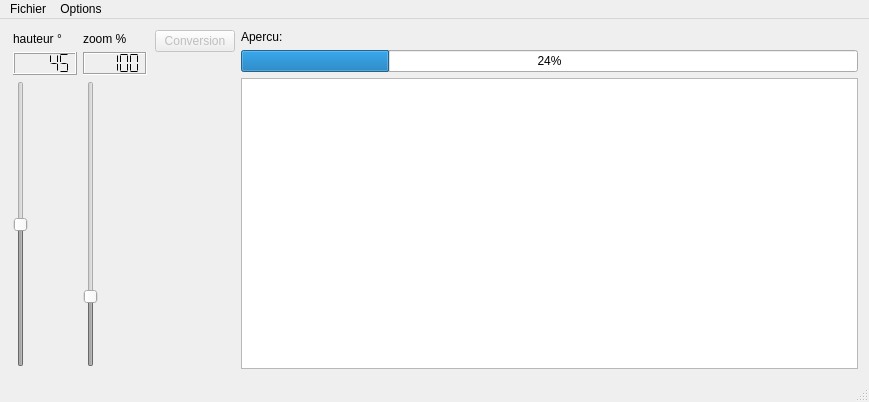
The window that mainwindow.ui (havetc/OpenFish) describes before a commit, drawn with Qt 5.
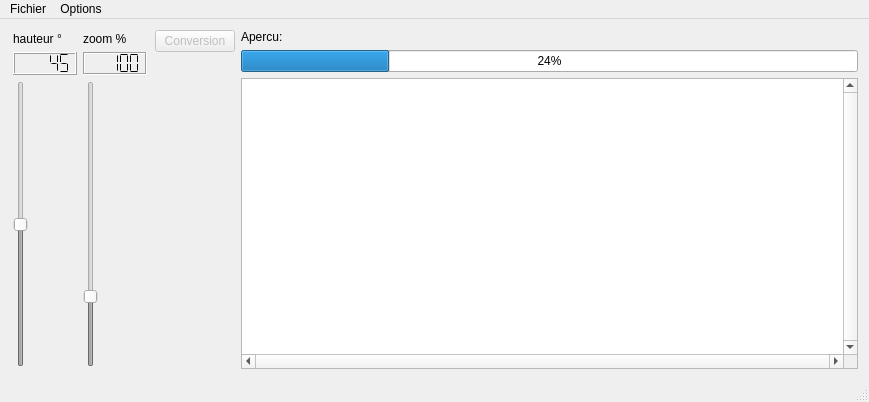
The same window after the commit.

Commit message: Ajout de la fenetre de selection de la resolution

Diff of the .ui file:
```diff
--- a/mainwindow.ui
+++ b/mainwindow.ui
@@ -208,11 +208,32 @@
          <bool>true</bool>
         </property>
         <property name="sizePolicy">
-         <sizepolicy hsizetype="Expanding" vsizetype="Expanding">
+         <sizepolicy hsizetype="MinimumExpanding" vsizetype="MinimumExpanding">
           <horstretch>0</horstretch>
           <verstretch>0</verstretch>
          </sizepolicy>
         </property>
+        <property name="focusPolicy">
+         <enum>Qt::StrongFocus</enum>
+        </property>
+        <property name="frameShape">
+         <enum>QFrame::StyledPanel</enum>
+        </property>
+        <property name="frameShadow">
+         <enum>QFrame::Sunken</enum>
+        </property>
+        <property name="lineWidth">
+         <number>4</number>
+        </property>
+        <property name="verticalScrollBarPolicy">
+         <enum>Qt::ScrollBarAlwaysOn</enum>
+        </property>
+        <property name="horizontalScrollBarPolicy">
+         <enum>Qt::ScrollBarAlwaysOn</enum>
+        </property>
+        <property name="sizeAdjustPolicy">
+         <enum>QAbstractScrollArea::AdjustToContents</enum>
+        </property>
         <property name="interactive">
          <bool>false</bool>
         </property>
```
Left out of the diff: 33 changed lines with no effect on the pictures. The commit also changes 4 other files.
